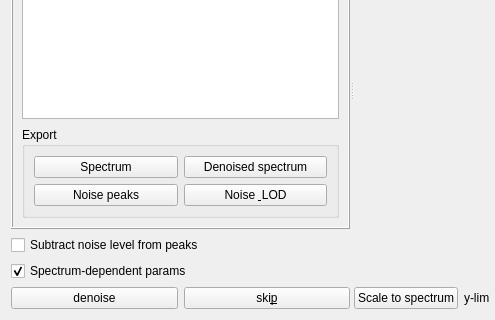
Above: Orbitool/UI/Noise.ui from liyihc/Orbitool before the change; both pictures show x 0 to 495 and y 141 to 461 of the 784 by 461 pixel window. Below: the same form after it.
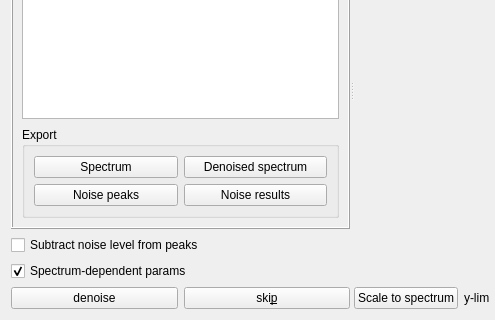
That is the form after the change. The open tabs and pages were chosen to show the change.

Commit message:
rename the noise/LOD export to Noise results and group the Spectra List exports
The Noise tab Export button now reads Noise results, and both exports use the noise_results filename, dialog and folder names. The Spectra List's Select/All and noise buttons collapse into one titled Export group. Tests and docs follow.

```diff
--- a/Orbitool/UI/Noise.ui
+++ b/Orbitool/UI/Noise.ui
@@ -308,7 +308,7 @@
               <item row="1" column="1">
                <widget class="QPushButton" name="exportNoiseLODPushButton">
                 <property name="text">
-                 <string>Noise &amp; LOD</string>
+                 <string>Noise results</string>
                 </property>
                 <property name="shortcut">
                  <string>Ctrl+Alt+L</string>
```
The commit also changes 8 other files.
